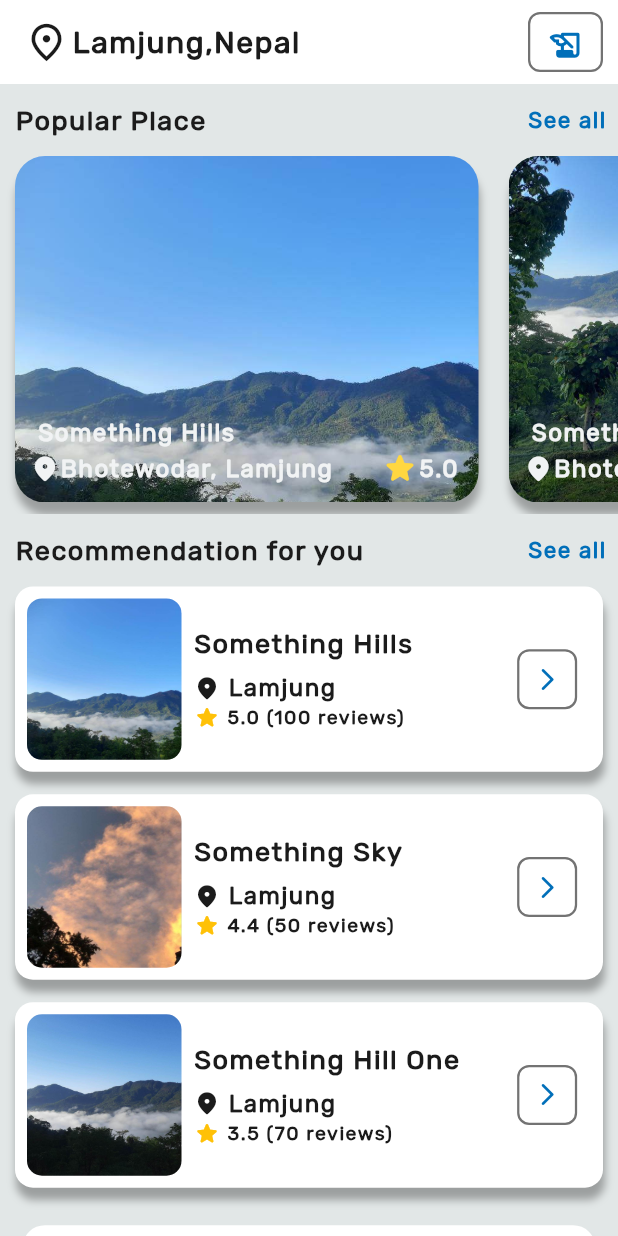
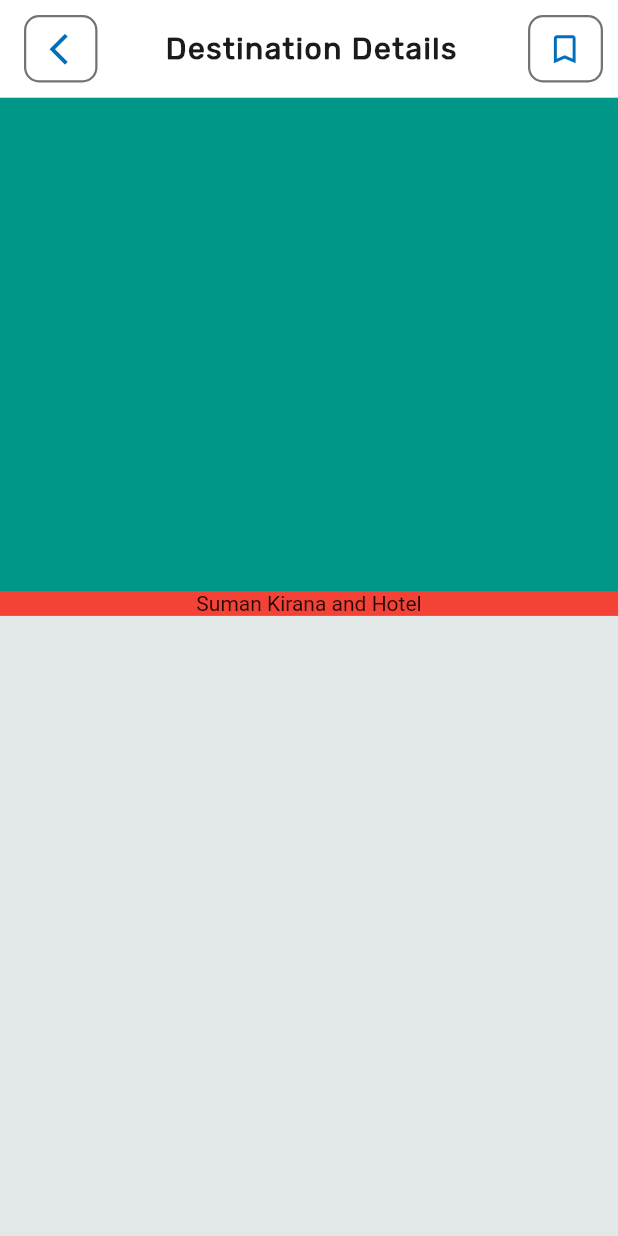
Before and after one commit to sumanhope/about-lamjung, a Flutter app: the HomePage screen opened directly, after a tap on "Something Hills", on a phone screen of 412 x 824 dp. Run offline on Flutter 3.47's test engine with Material 2 defaults, Android fonts, the phone set to English and light mode, and no system bars; our stand-ins replace cloud_firestore, firebase_auth, firebase_core, font_awesome_flutter, keyboard_dismisser; accounts and stored records are empty.

Commit message:
added color and details page

```diff
--- /dev/null
+++ b/lib/navpages/details.dart
@@ -0,0 +1,113 @@
+import 'package:flutter/material.dart';
+
+class DetailsPage extends StatefulWidget {
+  const DetailsPage({super.key});
+
+  @override
+  State<DetailsPage> createState() => _DetailsPageState();
+}
+
+class _DetailsPageState extends State<DetailsPage> {
+  @override
+  Widget build(BuildContext context) {
+    final size = MediaQuery.of(context).size;
+    return Scaffold(
+      backgroundColor: const Color.fromRGBO(226, 231, 231, 1),
+      appBar: AppBar(
+        backgroundColor: Colors.white,
+        automaticallyImplyLeading: false,
+        toolbarHeight: 65,
+        title: Row(
+          children: [
+            Padding(
+              padding: const EdgeInsets.only(top: 10.0, bottom: 10),
+              child: Container(
+                height: 45,
+                width: 49,
+                decoration: BoxDecoration(
+                  borderRadius: BorderRadius.circular(10),
+                  border: Border.all(
+                    color: const Color.fromARGB(157, 27, 27, 27),
+                    width: 1.5,
+                  ),
+                ),
+                child: IconButton(
+                  padding: EdgeInsets.only(left: 10),
+                  icon: const Icon(
+                    Icons.arrow_back_ios,
+                    size: 25,
+                    color: Color(0xFF016FB9),
+                  ),
+                  onPressed: () {
+                    Navigator.pop(context);
+                  },
+                ),
+              ),
+            ),
+            const SizedBox(
+              width: 45,
+            ),
+            const Text(
+              "Destination Details ",
+              style: TextStyle(
+                color: Color(0xFF1B1B1B),
+                fontFamily: 'Rubik',
+                fontWeight: FontWeight.bold,
+                fontSize: 20,
+                letterSpacing: 1,
+              ),
+            ),
+          ],
+        ),
+        elevation: 0,
+        actions: [
+          Padding(
+            padding: const EdgeInsets.only(top: 10.0, bottom: 10, right: 10),
+            child: Container(
+              height: 50,
+              width: 50,
+              decoration: BoxDecoration(
+                borderRadius: BorderRadius.circular(10),
+                border: Border.all(
+                  color: const Color.fromARGB(157, 27, 27, 27),
+                  width: 1.5,
+                ),
+              ),
+              child: IconButton(
+                padding: EdgeInsets.only(right: 1),
+                icon: const Icon(
+                  Icons.bookmark_border_outlined,
+                  size: 25,
+                  color: Color(0xFF016FB9),
+                ),
+                onPressed: () {},
+              ),
+            ),
+          )
+        ],
+      ),
+      body: SingleChildScrollView(
+        child: Column(
+          children: [
+            Container(
+              height: size.height * 0.4,
+              width: size.width,
+              color: Colors.teal,
+            ),
+            Container(
+              width: size.width,
+              color: Colors.red,
+              child: Column(
+                children: [
+                  Container(
+                    child: Text("Suman Kirana and Hotel"),
+                  )
+                ],
+              ),
+            ),
+          ],
+        ),
+      ),
+    );
+  }
+}
--- a/lib/navpages/homepage.dart
+++ b/lib/navpages/homepage.dart
@@ -1,3 +1,4 @@
+import 'package:aboutlamjung/navpages/details.dart';
 import 'package:firebase_auth/firebase_auth.dart';
 import 'package:flutter/material.dart';
 
@@ -55,7 +56,7 @@ class _HomePageState extends State<HomePage> {
               size: 30,
             ),
             SizedBox(
-              width: 2,
+              width: 5,
             ),
             Text(
               "Lamjung,Nepal",
@@ -143,7 +144,16 @@ class _HomePageState extends State<HomePage> {
                     placename: "Something Hills",
                     placeaddress: "Bhotewodar, Lamjung",
                     rating: "5.0",
-                    press: () {},
+                    press: () {
+                      Navigator.push(
+                        context,
+                        MaterialPageRoute(
+                          builder: (context) {
+                            return const DetailsPage();
+                          },
+                        ),
+                      );
+                    },
                   ),
                   PopularPlace(
                     size: size,
--- a/lib/navpages/profile.dart
+++ b/lib/navpages/profile.dart
@@ -4,7 +4,6 @@ import 'package:cloud_firestore/cloud_firestore.dart';
 import 'package:firebase_auth/firebase_auth.dart';
 import 'package:flutter/material.dart';
 
-import '../landing.dart';
 
 class ProfilePage extends StatefulWidget {
   const ProfilePage({super.key});
--- a/lib/utils/popularplace.dart
+++ b/lib/utils/popularplace.dart
@@ -49,8 +49,17 @@ class PopularPlace extends StatelessWidget {
             crossAxisAlignment: CrossAxisAlignment.start,
             mainAxisAlignment: MainAxisAlignment.end,
             children: [
+              Container(
+                decoration: BoxDecoration(
+                    color: Colors.black.withOpacity(0.7),
+                  borderRadius: const BorderRadius.vertical(bottom: Radius.circular(20)),
+                ),
+                child: Column(
+                  crossAxisAlignment: CrossAxisAlignment.start,
+                  mainAxisAlignment: MainAxisAlignment.end,
+                  children: [
                     Padding(
-                padding: const EdgeInsets.only(left: 15.0, bottom: 2),
+                      padding: const EdgeInsets.only(left: 15.0, bottom: 2,top:4),
                       child: Text(
                         placename,
                         style: const TextStyle(
@@ -63,7 +72,7 @@ class PopularPlace extends StatelessWidget {
                       ),
                     ),
                     Padding(
-                padding: const EdgeInsets.only(left: 10.0, bottom: 10),
+                      padding: const EdgeInsets.only(left: 10.0, bottom: 5),
                       child: Row(
                         children: [
                           const Icon(
@@ -106,6 +115,9 @@ class PopularPlace extends StatelessWidget {
                   ],
                 ),
               ),
+            ],
+          ),
+        ),
       ),
     );
   }
```
Also changed, not shown: lib/landing.dart (+4 -3 lines), lib/navpages/places.dart (+40 -40 lines), lib/theme/color.dart (added, +8 -0 lines), pubspec.lock. Lines whose indentation alone changed are shown as unchanged.
